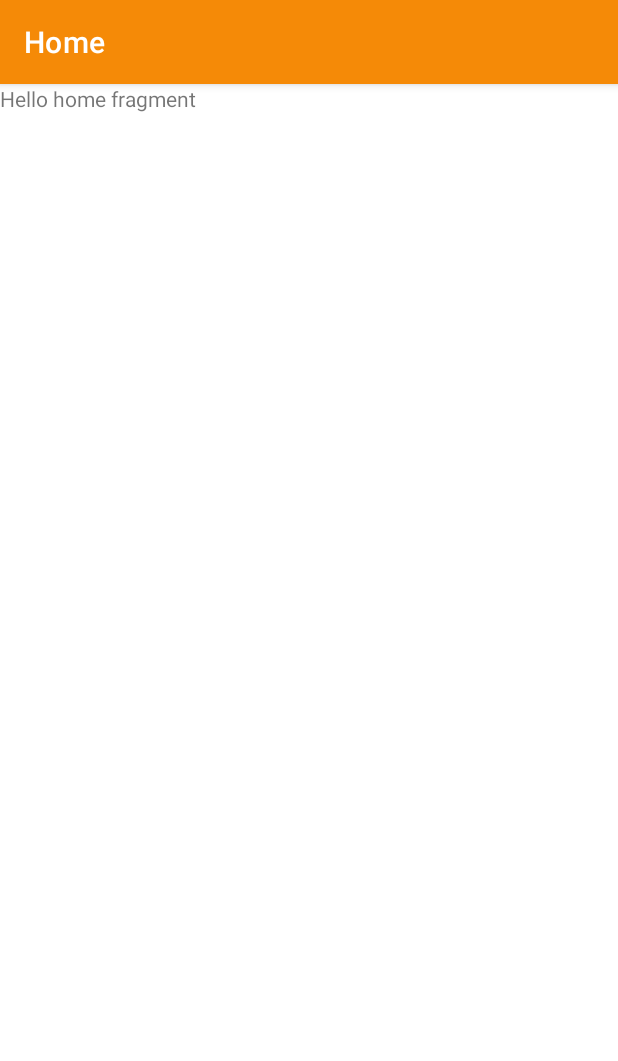
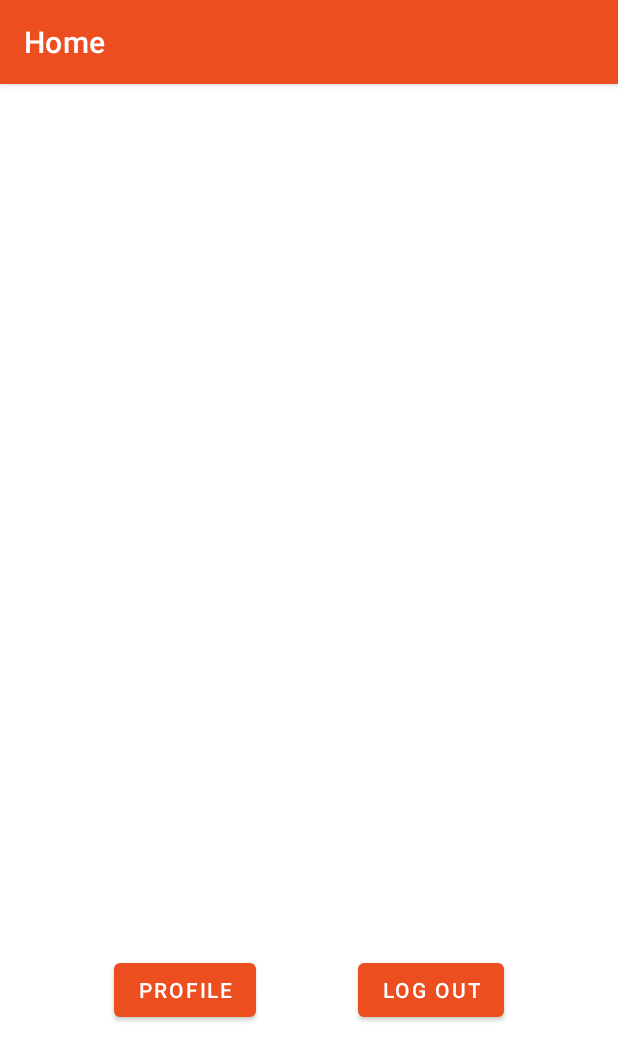
Before and after one commit to AND102-FlexBody/FlexBody, an Android app: the fragment HomeFragment shown on its own in the app's theme, on a phone screen of 412 x 824 dp. Shown: the top 1061 px of the screen. Run offline under Robolectric (Android 15) with nearby library versions, the phone set to English and light mode, and no system bars; libraries missing offline, so code that uses them is left out: com.parse.

Commit message:
Add logout button

```diff
--- a/flexbodyapp/app/src/main/java/com/codepath/flexbody/fragments/HomeFragment.kt
+++ b/flexbodyapp/app/src/main/java/com/codepath/flexbody/fragments/HomeFragment.kt
@@ -4,8 +4,10 @@ import android.os.Bundle
 import android.view.LayoutInflater
 import android.view.View
 import android.view.ViewGroup
+import android.widget.Button
 import androidx.fragment.app.Fragment
 import com.codepath.flexbody.R
+import com.parse.ParseUser
 
 class HomeFragment : Fragment() {
 
@@ -19,6 +21,14 @@ class HomeFragment : Fragment() {
         return inflater.inflate(R.layout.fragment_home, container, false)
     }
 
+    override fun onViewCreated(view: View, savedInstanceState: Bundle?) {
+
+        view.findViewById<Button>(R.id.logOutButton).setOnClickListener {
+            ParseUser.logOut()
+            activity?.finish()
+        }
+    }
+
     companion object {
         fun newInstance(): HomeFragment {
             return HomeFragment()
--- a/flexbodyapp/app/src/main/res/layout/fragment_home.xml
+++ b/flexbodyapp/app/src/main/res/layout/fragment_home.xml
@@ -1,14 +1,36 @@
 <?xml version="1.0" encoding="utf-8"?>
-<FrameLayout xmlns:android="http://schemas.android.com/apk/res/android"
+<androidx.constraintlayout.widget.ConstraintLayout xmlns:android="http://schemas.android.com/apk/res/android"
+    xmlns:app="http://schemas.android.com/apk/res-auto"
     xmlns:tools="http://schemas.android.com/tools"
     android:layout_width="match_parent"
     android:layout_height="match_parent"
     tools:context=".fragments.HomeFragment">
 
-    <!-- TODO: Update blank fragment layout -->
-    <TextView
-        android:layout_width="match_parent"
-        android:layout_height="match_parent"
-        android:text="Hello home fragment" />
+    <Button
+        android:id="@+id/logOutButton"
+        android:layout_width="wrap_content"
+        android:layout_height="wrap_content"
+        android:layout_marginStart="8dp"
+        android:layout_marginTop="500dp"
+        android:layout_marginEnd="16dp"
+        android:layout_marginBottom="60dp"
+        android:text="@string/log_out"
+        app:layout_constraintBottom_toBottomOf="parent"
+        app:layout_constraintEnd_toEndOf="parent"
+        app:layout_constraintStart_toEndOf="@+id/goToProfileBtn"
+        app:layout_constraintTop_toTopOf="parent" />
 
-</FrameLayout>
+    <Button
+        android:id="@+id/goToProfileBtn"
+        android:layout_width="wrap_content"
+        android:layout_height="wrap_content"
+        android:layout_marginStart="16dp"
+        android:layout_marginTop="500dp"
+        android:layout_marginBottom="60dp"
+        android:text="@string/profile"
+        app:layout_constraintBottom_toBottomOf="parent"
+        app:layout_constraintEnd_toStartOf="@+id/logOutButton"
+        app:layout_constraintStart_toStartOf="parent"
+        app:layout_constraintTop_toTopOf="parent" />
+
+</androidx.constraintlayout.widget.ConstraintLayout>
--- a/flexbodyapp/app/src/main/res/values/strings.xml
+++ b/flexbodyapp/app/src/main/res/values/strings.xml
@@ -27,5 +27,6 @@
     <string name="comment">Comment</string>
     <string name="by_flexbodyuser_on_june_14_2023">By FlexBodyUser on June 14, 2023</string>
     <string name="this_is_a_great_post">This is a great post!</string>
+    <string name="log_out">Log Out</string>
 
 </resources>
--- a/flexbodyapp/app/src/main/res/values/themes.xml
+++ b/flexbodyapp/app/src/main/res/values/themes.xml
@@ -2,11 +2,11 @@
     <!-- Base application theme. -->
     <style name="Theme.FlexBody" parent="Theme.MaterialComponents.DayNight.DarkActionBar">
         <!-- Primary brand color. -->
-        <item name="colorPrimary">@color/tangerine</item>
-        <item name="colorPrimaryVariant">@color/safety_orange</item>
+        <item name="colorPrimary">@color/flame</item>
+        <item name="colorPrimaryVariant">@color/tangerine</item>
         <item name="colorOnPrimary">@color/white</item>
         <!-- Secondary brand color. -->
-        <item name="colorSecondary">@color/teal_200</item>
+        <item name="colorSecondary">@color/flame</item>
         <item name="colorSecondaryVariant">@color/teal_700</item>
         <item name="colorOnSecondary">@color/black</item>
         <!-- Status bar color. -->
```
Also changed, not shown: flexbodyapp/app/src/main/java/com/codepath/flexbody/fragments/ProfileFragment.kt (deleted, +0 -26 lines), flexbodyapp/app/src/main/res/drawable/feed_result.xml (+6 -6 lines).
